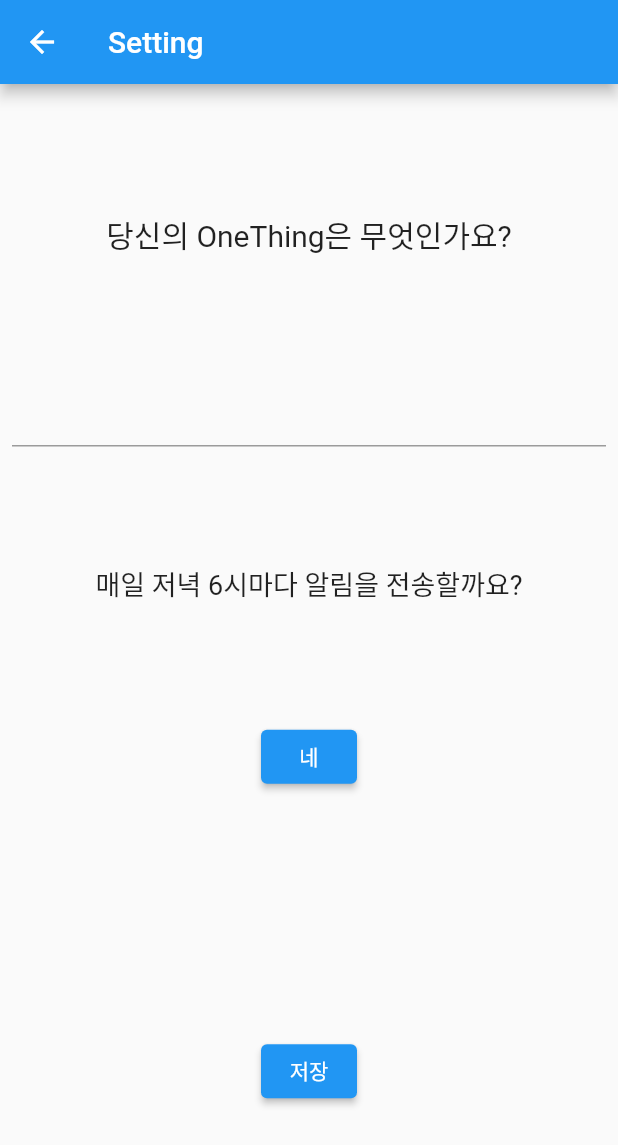
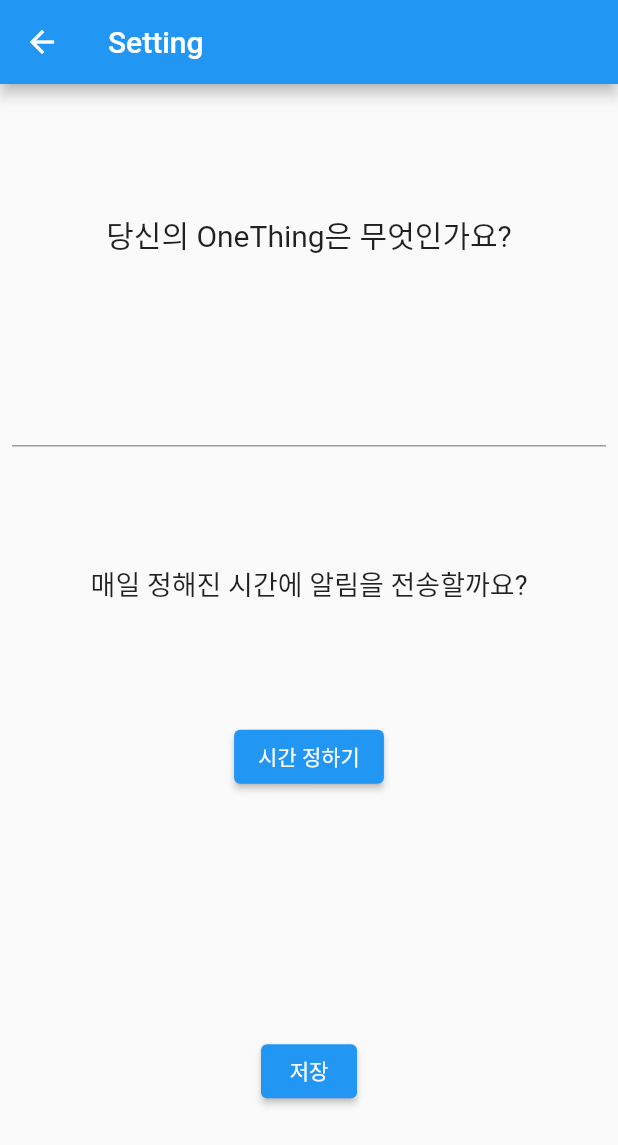
Before and after one commit to Juice-Han/one_thing_tracker_app, a Flutter app: the screen it shows after launch, after a tap on the "add" icon, on a phone screen of 412 x 824 dp. Shown: the top 1145 px of the screen. Run offline on Flutter 3.47's test engine with Material 2 defaults, Android fonts, the phone set to English and light mode, and no system bars; drawn by our look-alikes of calendar_view; our stand-ins replace flutter_local_notifications, shared_preferences, timezone; missing offline and left inert: dart:ffi.

Commit message:
add timepicker

```diff
--- a/lib/components/History.dart
+++ b/lib/components/History.dart
@@ -63,7 +63,7 @@ class _HistoryState extends State<History> {
                 child: Row(mainAxisAlignment: MainAxisAlignment.end, children: [
                   Padding(
                     padding: EdgeInsets.only(right: 10),
-                    child: Text('총 수행횟수: ${widget.historyData[i]['times']}회'),
+                    child: Text('총 실행횟수: ${widget.historyData[i]['times']}회'),
                   ),
                 ]),
               ),
--- a/lib/components/Setting.dart
+++ b/lib/components/Setting.dart
@@ -35,21 +35,10 @@ class Setting extends StatelessWidget {
               controller: textController1,
             ),
             Text(
-              '매일 저녁 6시마다 알림을 전송할까요?',
+              '매일 정해진 시간에 알림을 전송할까요?',
               style: TextStyle(fontSize: 18),
             ),
-            ElevatedButton(
-                onPressed: () {
-                  FlutterLocalNotificationsPlugin
-                      flutterLocalNotificationsPlugin =
-                      FlutterLocalNotificationsPlugin();
-                  flutterLocalNotificationsPlugin
-                      .resolvePlatformSpecificImplementation<
-                          AndroidFlutterLocalNotificationsPlugin>()
-                      ?.requestPermission();
-                  showNotification();
-                },
-                child: Text('네')),
+            TimePick(),
             SizedBox(
               height: 6,
             ),
@@ -66,3 +55,41 @@ class Setting extends StatelessWidget {
     );
   }
 }
+
+class TimePick extends StatefulWidget {
+  const TimePick({super.key});
+
+  @override
+  State<TimePick> createState() => _TimePickState();
+}
+
+class _TimePickState extends State<TimePick> {
+  var index = 0;
+  @override
+  Widget build(BuildContext context) {
+    return [
+      ElevatedButton(
+          onPressed: () {
+            Future<TimeOfDay?> selectedTime =
+                showTimePicker(context: context, initialTime: TimeOfDay.now());
+            selectedTime.then((timeOfDay) =>
+                context.read<store1>().changeNotificationTime(timeOfDay));
+            setState(() {
+              index = 1;
+            });
+          },
+          child: Text('시간 정하기')),
+      ElevatedButton(
+          onPressed: () {
+            FlutterLocalNotificationsPlugin flutterLocalNotificationsPlugin =
+                FlutterLocalNotificationsPlugin();
+            flutterLocalNotificationsPlugin
+                .resolvePlatformSpecificImplementation<
+                    AndroidFlutterLocalNotificationsPlugin>()
+                ?.requestPermission();
+            showNotification(context.read<store1>().notificationTime);
+          },
+          child: Text('권한 허용을 눌러주세요')),
+    ][index];
+  }
+}
--- a/lib/main.dart
+++ b/lib/main.dart
@@ -20,6 +20,7 @@ void main() {
       child: ChangeNotifierProvider(
         create: (c) => store1(),
         child: MaterialApp(
+          debugShowCheckedModeBanner: false,
           home: MyApp(),
         ),
       ),
@@ -28,6 +29,13 @@ void main() {
 }
 
 class store1 extends ChangeNotifier {
+  var notificationTime;
+
+  changeNotificationTime(t) {
+    notificationTime = t;
+    notifyListeners();
+  }
+
   saveOneThing(s) async {
     var prefs = await SharedPreferences.getInstance();
     await prefs.setString('oneThing', s);
@@ -202,7 +210,7 @@ class _MyAppState extends State<MyApp> {
   @override
   void initState() {
     super.initState();
-    initNotification(context);
+    initNotification();
     getData();
   }
 
@@ -260,7 +268,7 @@ class _MyAppState extends State<MyApp> {
             addCalendarEvent: addCalendarEvent,
           )
         ][isChanged],
-        Progress()
+        Calendar()
       ][page],
       bottomNavigationBar: BottomNavigationBar(
         currentIndex: page,
@@ -269,7 +277,6 @@ class _MyAppState extends State<MyApp> {
           if (i == 1) {
             loadCalenderData();
           }
-          print(calendarEvents);
         },
         items: [
           BottomNavigationBarItem(icon: Icon(Icons.home), label: 'OneThing'),
--- a/lib/notification.dart
+++ b/lib/notification.dart
@@ -5,7 +5,7 @@ import 'package:timezone/data/latest_all.dart' as tz;
 FlutterLocalNotificationsPlugin flutterLocalNotificationsPlugin =
     FlutterLocalNotificationsPlugin();
 
-initNotification(context) async {
+initNotification() async {
 // initialise the plugin. app_icon needs to be a added as a drawable resource to the Android head project
   const AndroidInitializationSettings initializationSettingsAndroid =
       AndroidInitializationSettings('app_icon');
@@ -19,12 +19,12 @@ initNotification(context) async {
   tz.setLocalLocation(tz.getLocation('Asia/Seoul'));
 }
 
-showNotification() async {
+showNotification(t) async {
   await flutterLocalNotificationsPlugin.zonedSchedule(
       0,
       '오늘의 OneThing을 실행하셨나요?',
       '앱에서 실행완료버튼을 눌러주세요!',
-      makeDate(18, 00, 0),
+      makeDate(t.hour, t.minute, 0),
       const NotificationDetails(
         android: AndroidNotificationDetails('', '6시 실행 완료 버튼 알람',
             channelDescription: '매일 저녁 6시에 실행 완료 버튼을 누르는 것을 까먹지 않게 합니다.'),
--- a/lib/pages/OneThingBefore.dart
+++ b/lib/pages/OneThingBefore.dart
@@ -1,3 +1,5 @@
+import 'dart:ffi';
+
 import 'package:calendar_view/calendar_view.dart';
 import 'package:flutter/src/widgets/framework.dart';
 import 'package:flutter/material.dart';
@@ -31,7 +33,7 @@ class _OneThingBeforeState extends State<OneThingBefore> {
               size: 150,
             ),
           ),
-          Text('당신의 OneThing을 설정하세요'),
+          Text('당신의 OneThing을 설정하세요', style: TextStyle(fontSize: 20, fontWeight: FontWeight.w600),),
         ],
       ),
     );
```
Also changed, not shown: lib/pages/Calendar.dart (+4 -4 lines), lib/pages/OneThingAfter.dart (+21 -5 lines).
